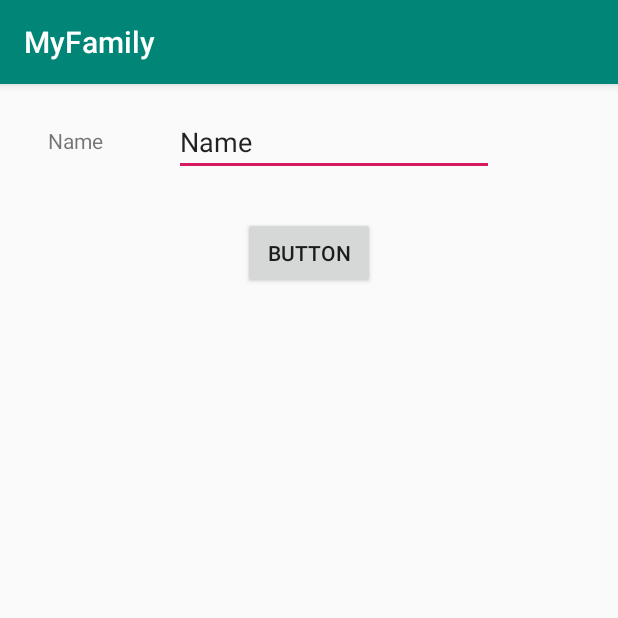
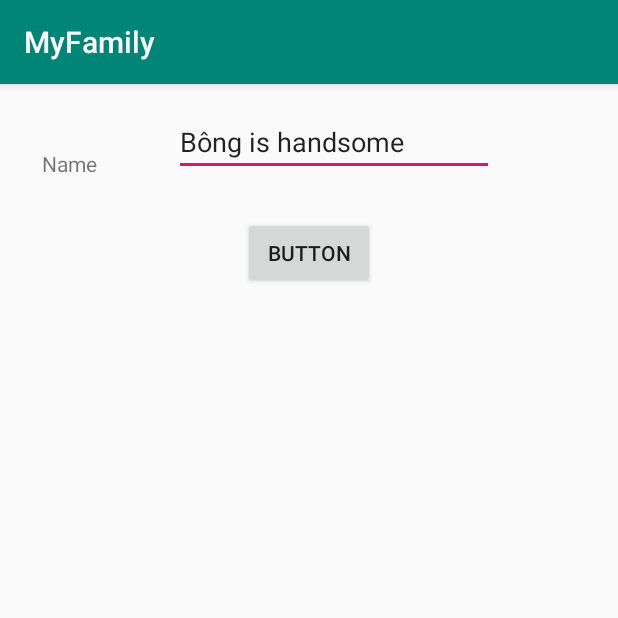
Before and after one commit to Bottle1985/MyFamily, an Android app: the screen it shows after launch (MainActivity), after a tap on "BUTTON", on a phone screen of 412 x 824 dp, the top half of it. Run offline under Robolectric (Android 15) with nearby library versions, the phone set to English and light mode, and no system bars.

Commit message:
- Test button function

```diff
--- a/app/src/main/java/com/example/myfamily/MainActivity.java
+++ b/app/src/main/java/com/example/myfamily/MainActivity.java
@@ -4,17 +4,21 @@ import androidx.appcompat.app.AppCompatActivity;
 
 import android.os.Bundle;
 import android.view.View;
+import android.widget.EditText;
 import android.widget.Toast;
 
 public class MainActivity extends AppCompatActivity {
+    EditText Name;
     DBHelper mybd;
     @Override
     protected void onCreate(Bundle savedInstanceState) {
         super.onCreate(savedInstanceState);
         setContentView(R.layout.activity_main);
+        Name= (EditText) findViewById(R.id.editText);
     }
     public void onClickTest(View view)
     {
+        Name.setText("Bông is handsome");
         Toast.makeText(getApplicationContext(), "Test Successfully",
                 Toast.LENGTH_SHORT).show();
     }
--- a/app/src/main/res/layout/activity_main.xml
+++ b/app/src/main/res/layout/activity_main.xml
@@ -10,14 +10,14 @@
         android:id="@+id/textView"
         android:layout_width="wrap_content"
         android:layout_height="wrap_content"
-        android:layout_marginStart="32dp"
-        android:layout_marginLeft="32dp"
+        android:layout_marginStart="28dp"
+        android:layout_marginLeft="28dp"
         android:text="@string/person_name"
         app:layout_constraintBottom_toBottomOf="parent"
         app:layout_constraintRight_toRightOf="parent"
         app:layout_constraintStart_toStartOf="parent"
         app:layout_constraintTop_toTopOf="parent"
-        app:layout_constraintVertical_bias="0.037" />
+        app:layout_constraintVertical_bias="0.058" />
 
     <EditText
         android:id="@+id/editText"
```
